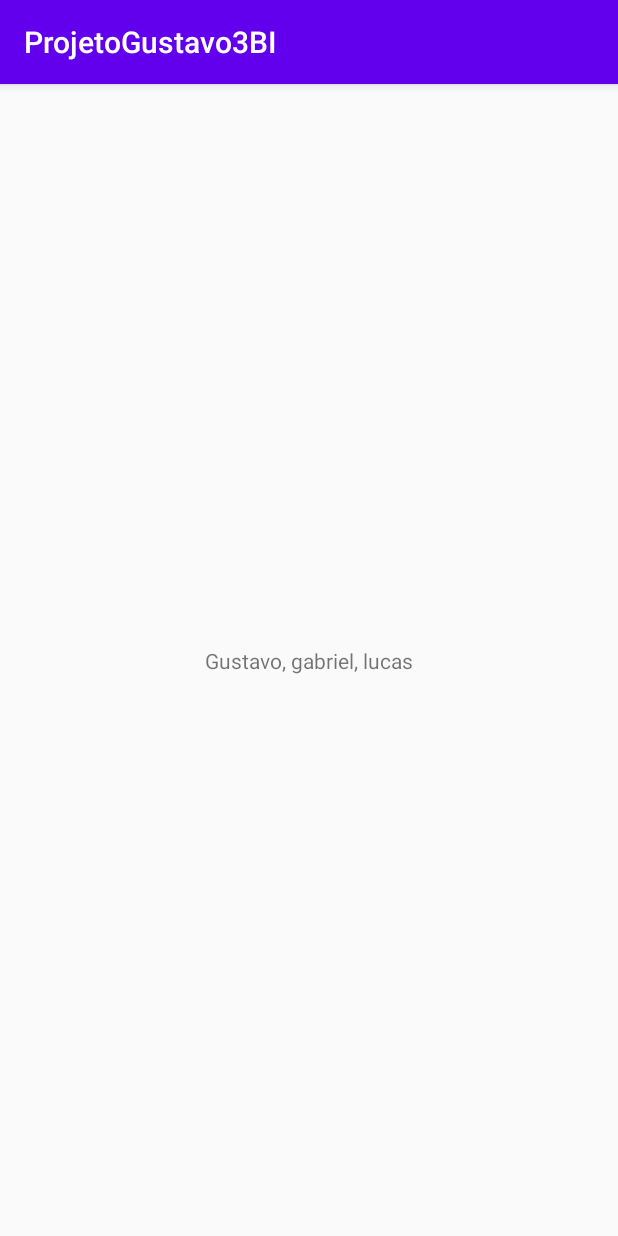
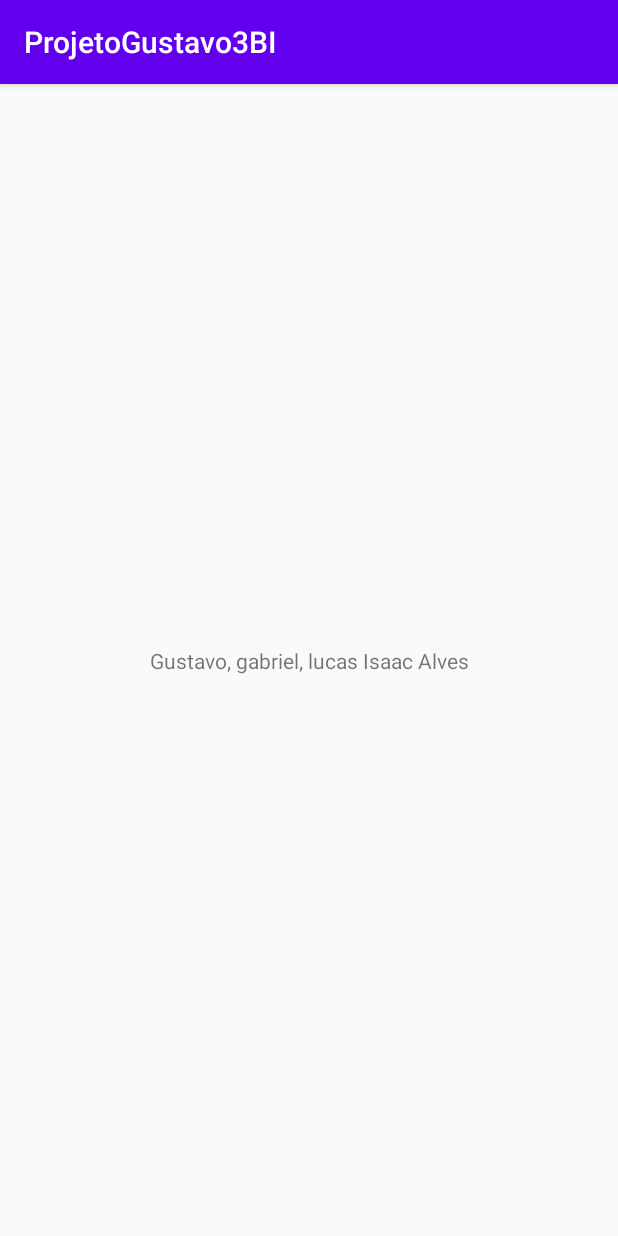
Before and after one commit to GustavoTeixeiraFmm/ProjetoGustavo3BI, an Android app: the screen it shows after launch (MainActivity), on a phone screen of 412 x 824 dp. Run offline under Robolectric (Android 15) with nearby library versions, the phone set to English and light mode, and no system bars.

Commit message:
Atualizando projeto Lucas Isaac

```diff
--- a/app/src/main/res/layout/activity_main.xml
+++ b/app/src/main/res/layout/activity_main.xml
@@ -9,7 +9,7 @@
     <TextView
         android:layout_width="wrap_content"
         android:layout_height="wrap_content"
-        android:text="Gustavo, gabriel, lucas"
+        android:text="Gustavo, gabriel, lucas Isaac Alves"
         app:layout_constraintRight_toRightOf="parent"
         app:layout_constraintBottom_toBottomOf="parent"
         app:layout_constraintLeft_toLeftOf="parent"
```
